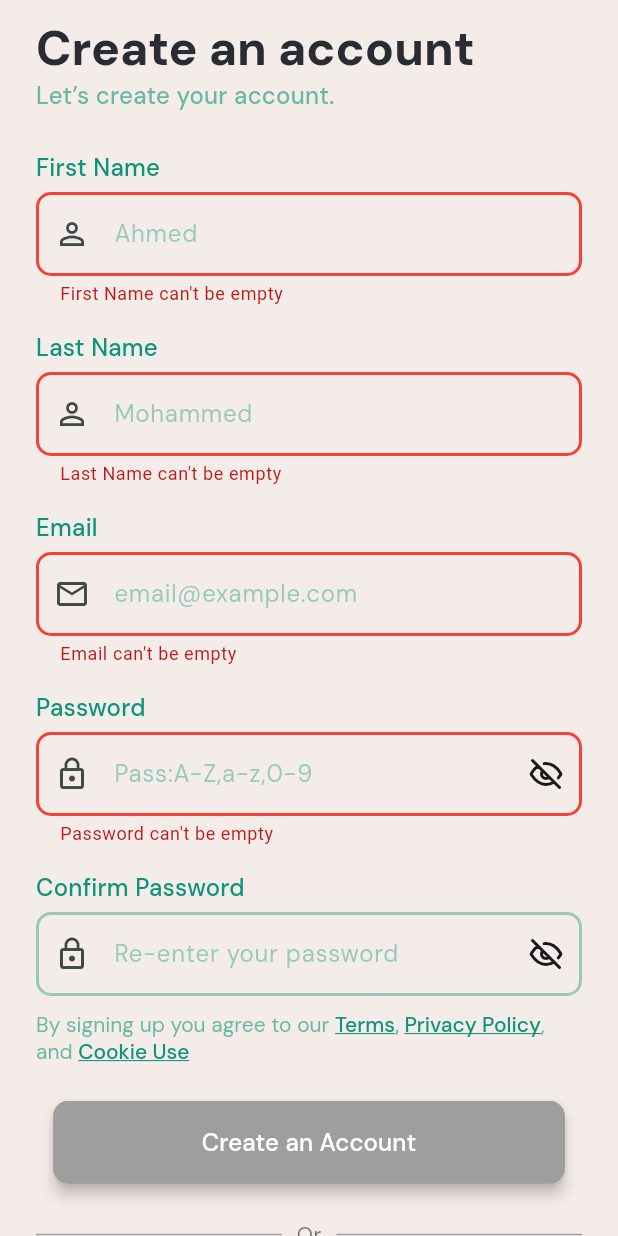
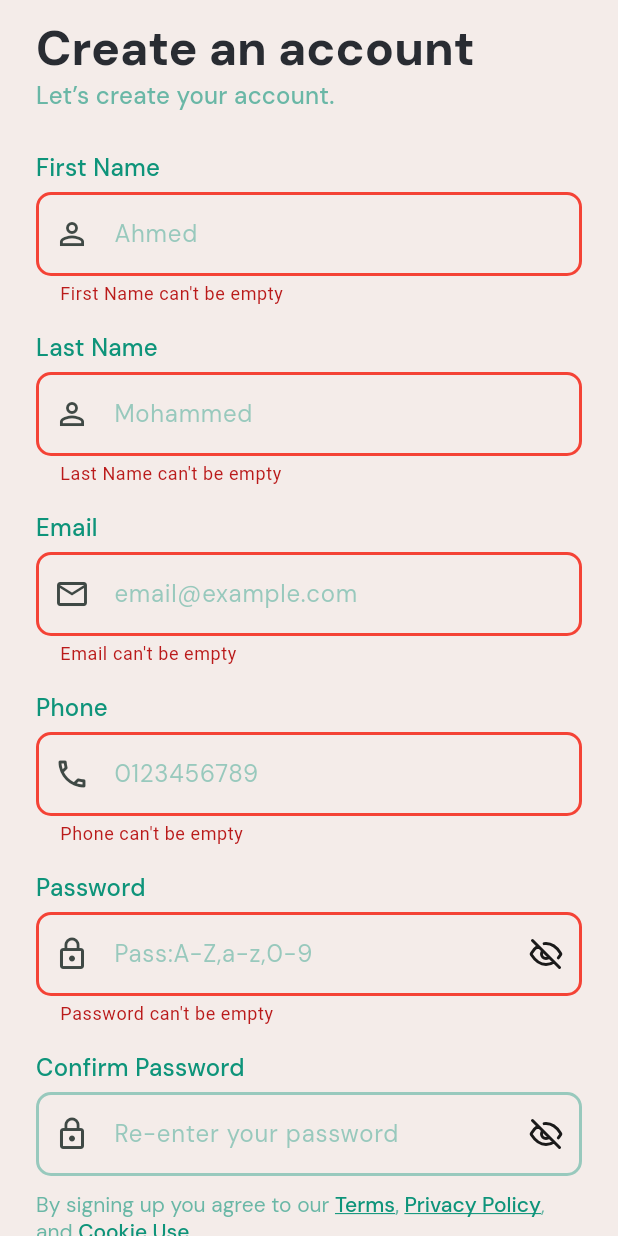
Before and after one commit to AER-Shalaan/smart_e-commerce, a Flutter app: the SignUpView screen opened by its route, after a tap on "Create an Account", on a phone screen of 412 x 824 dp. Run offline on Flutter 3.47's test engine with Material 3 defaults, Android fonts, the phone set to English and light mode, and no system bars; our stand-ins replace carousel_slider, dartz, device_preview, dio, dots_indicator, equatable and 12 more; accounts and stored records are empty.

Commit message:
add_phone_textField

```diff
--- a/lib/core/constants.dart
+++ b/lib/core/constants.dart
@@ -1,7 +1,7 @@
 class Constants {
   static String emailRegExp =
       r"^[a-zA-Z0-9._%+-]+@(gmail\.com|outlook\.com|hotmail\.com|yahoo\.com|icloud\.com|gov|edu|org|net|com)$";
-
+  static String phoneRegExp = r"^(01)[0125][0-9]{8}$";
   static String nameRegExp = r"^[A-Z][a-zA-Z'-]+([ ][A-Z][a-zA-Z'-]+)*$";
   static const String passRegExp =
       r"^(?=.*[A-Z])(?=.*[a-z])(?=.*\d)[A-Za-z\d]{8,}$";
--- a/lib/core/utils/routes.dart
+++ b/lib/core/utils/routes.dart
@@ -21,7 +21,6 @@ import '../../layouts/home/tabs/account_tab/widgets/help_center/help_center_view
 import '../../layouts/home/tabs/account_tab/widgets/my_details/my_details_view.dart';
 import '../../layouts/home/tabs/account_tab/widgets/my_orders/my_orders_view.dart';
 import '../../layouts/home/tabs/account_tab/widgets/notifications/notifications_view.dart';
-import '../../layouts/home/tabs/account_tab/widgets/payment_methods/paymentMethodsView.dart';
 import '../../layouts/home/widgets/ui_layout_builder.dart';
 import '../../layouts/onBording/onBording_view.dart';
 import '../../layouts/splash/splash_view.dart';
@@ -89,7 +88,6 @@ class Routes {
       myDetailsViewRouteName: (_) => const MyDetailsView(),
       myOrdersViewRouteName: (_) => const MyOrdersView(),
       notificationsViewRouteName: (_) => const NotificationsView(),
-      paymentMethodsViewRouteName: (_) => const PaymentMethodsView(),
     };
   }
 }
--- a/lib/data/data_source_impl/home/home_tap_data_source_impl/top_rated_data_source_impl.dart
+++ b/lib/data/data_source_impl/home/home_tap_data_source_impl/top_rated_data_source_impl.dart
@@ -19,7 +19,7 @@ class TopRatedDataSourceImpl extends TopRatedDataSource {
       var response = await apiManger.getRequest(
         endPoints: EndPoints.getFilteredProducts,
         token: token,
-        queryParameters: {"pageNumber": 1, "pageSize": 25, "minRate": 1},
+        queryParameters: {"pageNumber": 1, "pageSize": 25, "maxRating": 5},
       );
       List<Products> topRatedModel =
           ProductsModel.fromJson(response.data).products ?? [];
--- a/lib/layouts/authentication/login/widgets/login_text_fields.dart
+++ b/lib/layouts/authentication/login/widgets/login_text_fields.dart
@@ -42,6 +42,7 @@ class LoginTextFields extends StatelessWidget {
                       : AppColors.primary.withOpacity(0.4),
             ),
             const SizedBox(height: 16),
+
             const TitleMediumtext(text: "Password", opacity: 1),
             const SizedBox(height: 4),
             CustomAuthTextField(
--- a/lib/layouts/authentication/signup/cubit/sign_up_checks_states.dart
+++ b/lib/layouts/authentication/signup/cubit/sign_up_checks_states.dart
@@ -4,11 +4,13 @@ class SignUpChecksState extends Equatable {
   final bool isFNCheck;
   final bool isLNCheck;
   final bool isEmailCheck;
+  final bool isPhoneCheck;
   final bool isPassCheck;
   final bool isConfirmPassCheck;
   final bool isWrongFirstName;
   final bool isWrongLastName;
   final bool isWrongEmail;
+  final bool isWrongPhone;
   final bool isWrongPass;
   final bool isWrongConfirmPass;
   final bool isConfirmPasswordObscure;
@@ -18,11 +20,13 @@ class SignUpChecksState extends Equatable {
     required this.isFNCheck,
     required this.isLNCheck,
     required this.isEmailCheck,
+    required this.isPhoneCheck,
     required this.isPassCheck,
     required this.isConfirmPassCheck,
     required this.isWrongFirstName,
     required this.isWrongLastName,
     required this.isWrongEmail,
+    required this.isWrongPhone,
     required this.isWrongPass,
     required this.isWrongConfirmPass,
     required this.isConfirmPasswordObscure,
@@ -32,11 +36,13 @@ class SignUpChecksState extends Equatable {
     bool? isFNCheck,
     bool? isLNCheck,
     bool? isEmailCheck,
+    bool? isPhoneCheck,
     bool? isPassCheck,
     bool? isConfirmPassCheck,
     bool? isWrongFirstName,
     bool? isWrongLastName,
     bool? isWrongEmail,
+    bool? isWrongPhone,
     bool? isWrongPass,
     bool? isWrongConfirmPass,
     bool? isPasswordObscure,
@@ -46,11 +52,13 @@ class SignUpChecksState extends Equatable {
       isFNCheck: isFNCheck ?? this.isFNCheck,
       isLNCheck: isLNCheck ?? this.isLNCheck,
       isEmailCheck: isEmailCheck ?? this.isEmailCheck,
+      isPhoneCheck: isPhoneCheck ?? this.isPhoneCheck,
       isPassCheck: isPassCheck ?? this.isPassCheck,
       isConfirmPassCheck: isConfirmPassCheck ?? this.isConfirmPassCheck,
       isWrongFirstName: isWrongFirstName ?? this.isWrongFirstName,
       isWrongLastName: isWrongLastName ?? this.isWrongLastName,
       isWrongEmail: isWrongEmail ?? this.isWrongEmail,
+      isWrongPhone: isWrongPhone ?? this.isWrongPhone,
       isWrongPass: isWrongPass ?? this.isWrongPass,
       isWrongConfirmPass: isWrongConfirmPass ?? this.isWrongConfirmPass,
       isPasswordObscure: isPasswordObscure ?? this.isPasswordObscure,
@@ -64,11 +72,13 @@ class SignUpChecksState extends Equatable {
     isFNCheck,
     isLNCheck,
     isEmailCheck,
+    isPhoneCheck,
     isPassCheck,
     isConfirmPassCheck,
     isWrongFirstName,
     isWrongLastName,
     isWrongEmail,
+    isWrongPhone,
     isWrongPass,
     isWrongConfirmPass,
     isConfirmPasswordObscure,
@@ -82,11 +92,13 @@ class InitialSignUpChecksState extends SignUpChecksState {
         isFNCheck: false,
         isLNCheck: false,
         isEmailCheck: false,
+        isPhoneCheck: false,
         isPassCheck: false,
         isConfirmPassCheck: false,
         isWrongFirstName: false,
         isWrongLastName: false,
         isWrongEmail: false,
+        isWrongPhone: false,
         isWrongPass: false,
         isWrongConfirmPass: false,
         isConfirmPasswordObscure: true,
--- a/lib/layouts/authentication/signup/widgets/login_prompt.dart
+++ b/lib/layouts/authentication/signup/widgets/login_prompt.dart
@@ -1,6 +1,8 @@
 import 'package:flutter/gestures.dart';
 import 'package:flutter/material.dart';
+import 'package:flutter_bloc/flutter_bloc.dart';
 import 'package:google_fonts/google_fonts.dart';
+import 'package:smart_ecommerce/layouts/authentication/signup/cubit/sign_up_checks_cubit.dart';
 import '../../../../core/utils/app_colors.dart';
 import '../../../../core/utils/routes.dart';
 
@@ -29,6 +31,7 @@ class LoginPrompt extends StatelessWidget {
             recognizer:
                 TapGestureRecognizer()
                   ..onTap = () {
+                    context.read<SignUpChecksCubit>().resetPassData();
                     Navigator.pushReplacementNamed(
                       context,
                       Routes.loginViewRouteName,
--- a/lib/layouts/authentication/signup/widgets/signup_form.dart
+++ b/lib/layouts/authentication/signup/widgets/signup_form.dart
@@ -39,7 +39,8 @@ class SignUpForm extends StatelessWidget {
             ].where((text) => text.isNotEmpty).join(' '),
             email: signUpChecksCubit.emailController.text,
             password: signUpChecksCubit.passController.text,
-            phone: "01559296111",
+            phone: signUpChecksCubit.phoneController.text,
+            ///// Farag 'll delete this later ///////
             location: "Maddi",
           ),
           const SizedBox(height: 24),
--- a/lib/layouts/authentication/signup/widgets/signup_text_fields.dart
+++ b/lib/layouts/authentication/signup/widgets/signup_text_fields.dart
@@ -57,9 +57,26 @@ class SignUpTextFields extends StatelessWidget {
               prefixIcon: const Icon(Icons.email_outlined),
               isValid: state.isEmailCheck,
               isWrong: state.isWrongEmail,
+
+              /////////Change to Phone logic////////
               validator: (value) => _validateEmail(value),
               onChanged: cubit.validateEmail,
             ),
+            const SizedBox(height: 16),
+            buildTextField(
+              context: context,
+              title: "Phone",
+              hint: "0123456789",
+              controller: cubit.phoneController,
+              focusNode: cubit.phoneFoucsNode,
+              keyboardType: TextInputType.phone,
+              prefixIcon: const Icon(Icons.call_outlined),
+              isValid: state.isPhoneCheck,
+              isWrong: state.isWrongPhone,
+              validator: (value) => _validatePhone(value),
+              onChanged: cubit.validatePhone,
+            ),
+
             const SizedBox(height: 16),
             buildPasswordTextField(
               context: context,
@@ -205,6 +222,12 @@ class SignUpTextFields extends StatelessWidget {
     return null;
   }
 
+  String? _validatePhone(String? value) {
+    if (value == null || value.isEmpty) return "Phone can't be empty";
+    if (!RegExp(Constants.phoneRegExp).hasMatch(value)) return "Invalid phone";
+    return null;
+  }
+
   String? _validatePassword(String? value) {
     return value != null && value.isNotEmpty ? null : "Password can't be empty";
   }
--- a/lib/layouts/home/tabs/account_tab/account_tab_view.dart
+++ b/lib/layouts/home/tabs/account_tab/account_tab_view.dart
@@ -32,12 +32,6 @@ class AccountTabView extends StatelessWidget {
           label: 'Address Book',
           imagePath: Assets.assetsIconsAddress,
           routeName: Routes.addressBookViewRouteName,
-        ),
-        const Divider(indent: 25, endIndent: 25, color: Colors.black26),
-        const WideArrowButton(
-          label: 'Payment Methods',
-          imagePath: Assets.assetsIconsCard,
-          routeName: Routes.paymentMethodsViewRouteName,
         ),
         const Divider(indent: 25, endIndent: 25, color: Colors.black26),
         const WideArrowButton(
--- a/lib/layouts/home/tabs/cart_tab/cart_tab.dart
+++ b/lib/layouts/home/tabs/cart_tab/cart_tab.dart
@@ -1,6 +1,5 @@
 import 'package:flutter/material.dart';
 import 'package:flutter_bloc/flutter_bloc.dart';
-import 'package:provider/provider.dart';
 import 'package:smart_ecommerce/di/di.dart';
 import 'package:smart_ecommerce/layouts/home/tabs/cart_tab/view_model/get_cart_view_model.dart';
 import 'package:smart_ecommerce/layouts/home/tabs/cart_tab/view_model/get_cart_view_model_states.dart';
```
Also changed, not shown: lib/layouts/authentication/signup/cubit/sign_up_checks_cubit.dart (+27 -0 lines), lib/layouts/home/tabs/account_tab/widgets/payment_methods/paymentMethodsView.dart (deleted, +0 -18 lines), lib/main.dart (+4 -3 lines).
